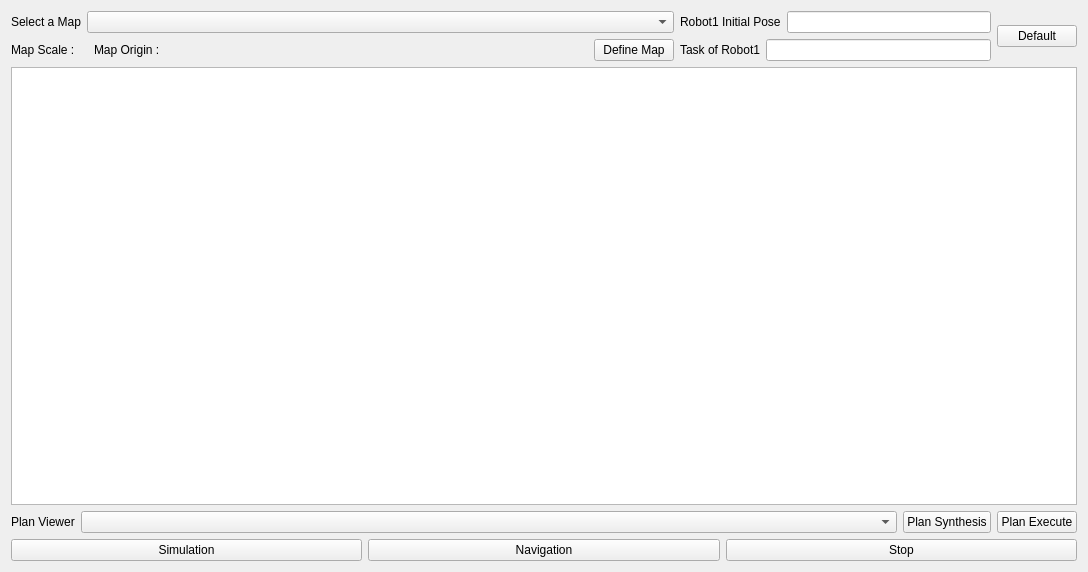
Old version of the form rqt_ltl/resource/ltl_widget.ui in the repository Dayelyn/LTL-planner-plugin-rqt.
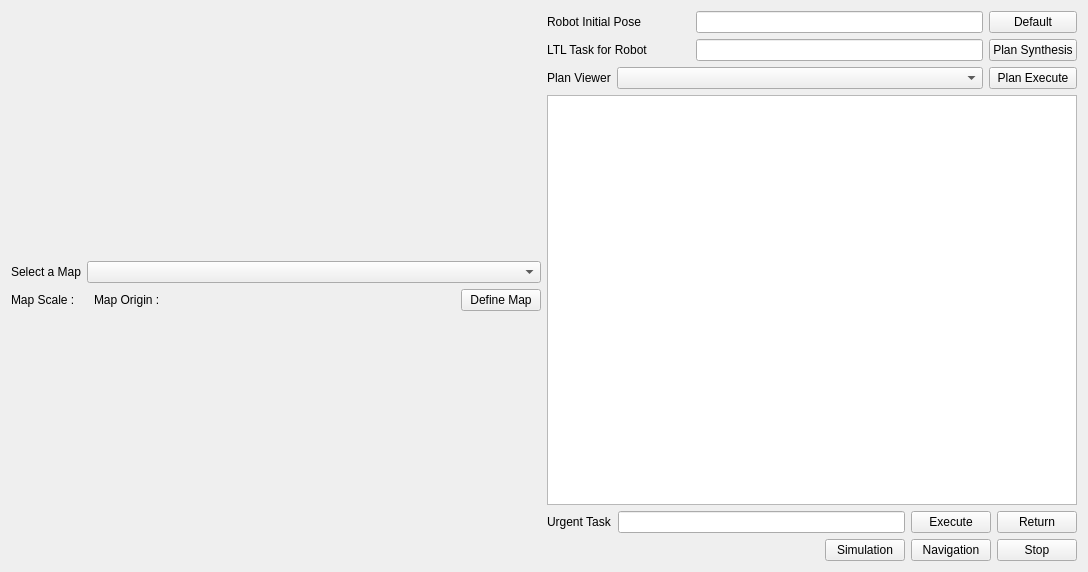
New version of the form.

Patch:
```diff
--- a/rqt_ltl/resource/ltl_widget.ui
+++ b/rqt_ltl/resource/ltl_widget.ui
@@ -15,9 +15,9 @@
   </property>
   <layout class="QGridLayout" name="gridLayout">
    <item row="0" column="0">
-    <layout class="QVBoxLayout" name="verticalLayout_4" stretch="0,0">
+    <layout class="QHBoxLayout" name="horizontalLayout_6">
      <item>
-      <layout class="QHBoxLayout" name="horizontalLayout_7" stretch="5,3">
+      <layout class="QVBoxLayout" name="verticalLayout_3" stretch="0,2">
        <item>
         <layout class="QVBoxLayout" name="verticalLayout">
          <item>
@@ -108,11 +108,22 @@
         </layout>
        </item>
        <item>
-        <layout class="QHBoxLayout" name="horizontalLayout_5">
+        <layout class="QGridLayout" name="mapLayout">
+         <property name="sizeConstraint">
+          <enum>QLayout::SetMaximumSize</enum>
+         </property>
+        </layout>
+       </item>
+      </layout>
+     </item>
          <item>
-          <layout class="QVBoxLayout" name="verticalLayout_2">
+      <layout class="QVBoxLayout" name="verticalLayout_5">
            <item>
-            <layout class="QHBoxLayout" name="horizontalLayout">
+        <layout class="QHBoxLayout" name="horizontalLayout_4">
+         <item>
+          <layout class="QVBoxLayout" name="verticalLayout_4">
+           <item>
+            <layout class="QHBoxLayout" name="horizontalLayout" stretch="1,2">
              <item>
               <widget class="QLabel" name="InitialPosR1">
                <property name="sizePolicy">
@@ -122,7 +133,7 @@
                 </sizepolicy>
                </property>
                <property name="text">
-                <string>Robot1 Initial Pose</string>
+                <string>Robot Initial Pose</string>
                </property>
               </widget>
              </item>
@@ -132,7 +143,7 @@
             </layout>
            </item>
            <item>
-            <layout class="QHBoxLayout" name="horizontalLayout_3">
+            <layout class="QHBoxLayout" name="horizontalLayout_3" stretch="1,2">
              <item>
               <widget class="QLabel" name="TaskR1">
                <property name="sizePolicy">
@@ -142,7 +153,7 @@
                 </sizepolicy>
                </property>
                <property name="text">
-                <string>Task of Robot1</string>
+                <string>LTL Task for Robot</string>
                </property>
               </widget>
              </item>
@@ -151,47 +162,8 @@
              </item>
             </layout>
            </item>
-          </layout>
-         </item>
          <item>
-          <widget class="QPushButton" name="DefaultButton">
-           <property name="sizePolicy">
-            <sizepolicy hsizetype="Preferred" vsizetype="Fixed">
-             <horstretch>0</horstretch>
-             <verstretch>0</verstretch>
-            </sizepolicy>
-           </property>
-           <property name="text">
-            <string>Default</string>
-           </property>
-          </widget>
-         </item>
-        </layout>
-       </item>
-      </layout>
-     </item>
-     <item>
-      <layout class="QHBoxLayout" name="horizontalLayout_8" stretch="2,1">
-       <property name="sizeConstraint">
-        <enum>QLayout::SetDefaultConstraint</enum>
-       </property>
-       <item>
-        <layout class="QGridLayout" name="mapLayout">
-         <property name="sizeConstraint">
-          <enum>QLayout::SetMaximumSize</enum>
-         </property>
-        </layout>
-       </item>
-       <item>
-        <layout class="QVBoxLayout" name="verticalLayout_3">
-         <property name="sizeConstraint">
-          <enum>QLayout::SetMinimumSize</enum>
-         </property>
-         <item>
-          <widget class="QTextBrowser" name="PlanViewer"/>
-         </item>
-         <item>
-          <layout class="QHBoxLayout" name="horizontalLayout_6">
+            <layout class="QHBoxLayout" name="horizontalLayout_7">
            <item>
             <widget class="QLabel" name="Plan">
              <property name="sizePolicy">
@@ -215,6 +187,25 @@
              </property>
             </widget>
            </item>
+            </layout>
+           </item>
+          </layout>
+         </item>
+         <item>
+          <layout class="QVBoxLayout" name="verticalLayout_2">
+           <item>
+            <widget class="QPushButton" name="DefaultButton">
+             <property name="sizePolicy">
+              <sizepolicy hsizetype="Preferred" vsizetype="Fixed">
+               <horstretch>0</horstretch>
+               <verstretch>0</verstretch>
+              </sizepolicy>
+             </property>
+             <property name="text">
+              <string>Default</string>
+             </property>
+            </widget>
+           </item>
            <item>
             <widget class="QPushButton" name="PlanSynButton">
              <property name="text">
@@ -231,8 +222,60 @@
            </item>
           </layout>
          </item>
+        </layout>
+       </item>
          <item>
-          <layout class="QHBoxLayout" name="horizontalLayout_4">
+        <widget class="QTextBrowser" name="PlanViewer"/>
+       </item>
+       <item>
+        <layout class="QHBoxLayout" name="horizontalLayout_5">
+         <item>
+          <widget class="QLabel" name="UTaskLabel">
+           <property name="sizePolicy">
+            <sizepolicy hsizetype="Minimum" vsizetype="Fixed">
+             <horstretch>0</horstretch>
+             <verstretch>0</verstretch>
+            </sizepolicy>
+           </property>
+           <property name="text">
+            <string>Urgent Task</string>
+           </property>
+          </widget>
+         </item>
+         <item>
+          <widget class="QLineEdit" name="UTaskInput"/>
+         </item>
+         <item>
+          <widget class="QPushButton" name="UTaskExecuteButton">
+           <property name="text">
+            <string>Execute</string>
+           </property>
+          </widget>
+         </item>
+         <item>
+          <widget class="QPushButton" name="UTaskReturnButton">
+           <property name="text">
+            <string>Return</string>
+           </property>
+          </widget>
+         </item>
+        </layout>
+       </item>
+       <item>
+        <layout class="QHBoxLayout" name="horizontalLayout_8">
+         <item>
+          <spacer name="horizontalSpacer">
+           <property name="orientation">
+            <enum>Qt::Horizontal</enum>
+           </property>
+           <property name="sizeHint" stdset="0">
+            <size>
+             <width>40</width>
+             <height>20</height>
+            </size>
+           </property>
+          </spacer>
+         </item>
            <item>
             <widget class="QPushButton" name="InitPosButton">
              <property name="sizePolicy">
@@ -271,8 +314,6 @@
               <string>Stop</string>
              </property>
             </widget>
-           </item>
-          </layout>
          </item>
         </layout>
        </item>
```
Lines whose indentation alone changed are shown as unchanged.
